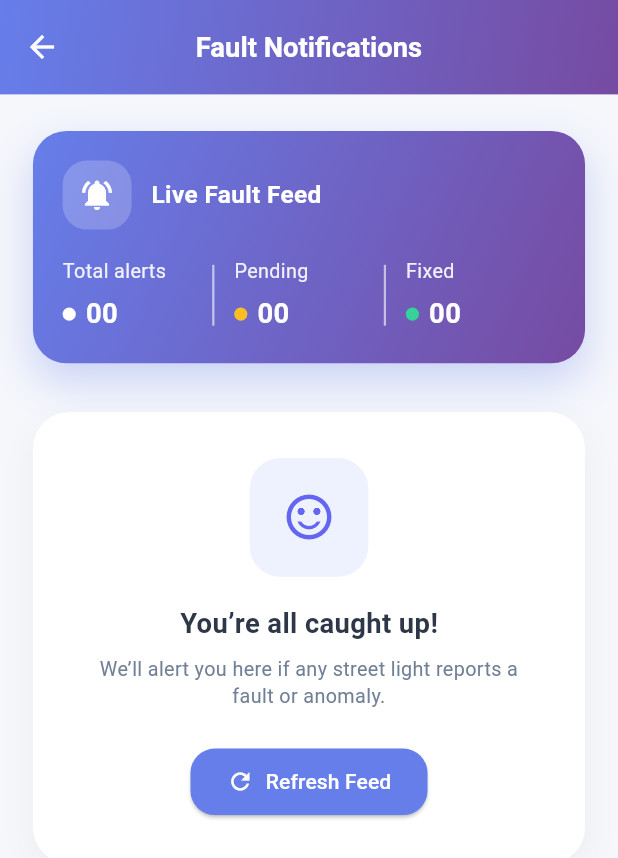
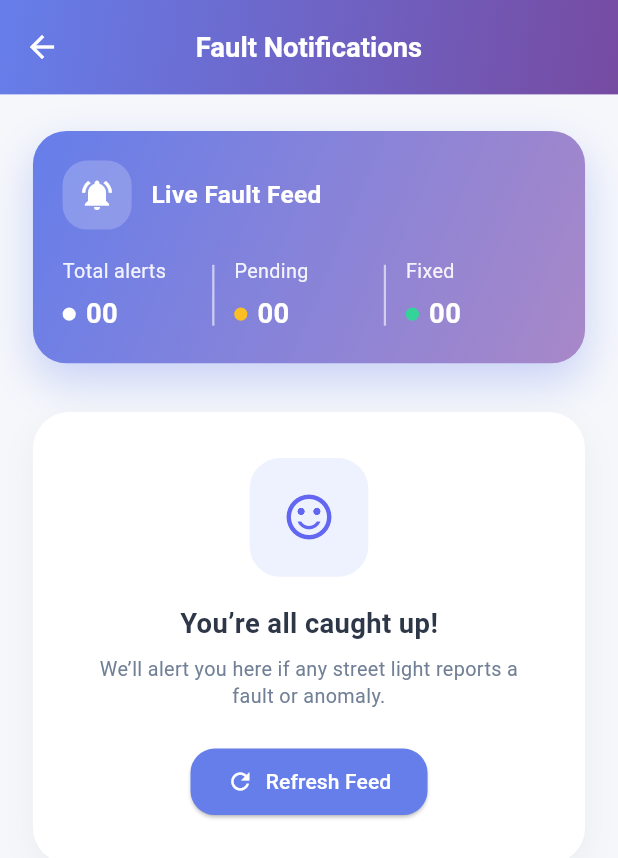
Before and after one commit to MITHINVEL/Main_project, a Flutter app: the screen it shows after launch, after a tap on the "notifications" icon, on a phone screen of 412 x 824 dp. Shown: the top 858 px of the screen. Run offline on Flutter 3.47's test engine with Material 3 defaults, Android fonts, the phone set to English and light mode, and no system bars; drawn by our look-alikes of flutter_animate; our stand-ins replace cloud_firestore, firebase_auth, firebase_core, firebase_storage, flutter_screenutil, geocoding and 10 more; missing offline and left inert: flutter_sms_inbox; accounts and stored records are empty.

Commit message:
Refactor UI and remove clear history from notifications
Removed the 'Clear History' action and dialog from NotificationHistoryScreen. Updated DashboardScreen to remove hardcoded notification count and simplified icon display. Improved layout and code structure in NotificationsScreen and StreetLightDetailScreen, including better handling of location and metadata display.

```diff
--- a/monitoring_system_for_street_lights/lib/screens/home/dashboard_screen.dart
+++ b/monitoring_system_for_street_lights/lib/screens/home/dashboard_screen.dart
@@ -424,7 +424,7 @@ class _DashboardScreenState extends State<DashboardScreen>
         'title': 'Fault\nNotifications',
         'icon': Icons.notification_important,
         'color': const Color(0xFFE53E3E),
-        'count': '12',
+        'count': null,
       },
       {
         'title': 'Street Light\nData',
@@ -493,19 +493,10 @@ class _DashboardScreenState extends State<DashboardScreen>
                       children: [
                         Stack(
                           children: [
-                            Container(
-                              padding: EdgeInsets.all(12.w),
-                              decoration: BoxDecoration(
-                                color: (action['color'] as Color).withOpacity(
-                                  0.1,
-                                ),
-                                borderRadius: BorderRadius.circular(15.r),
-                              ),
-                              child: Icon(
-                                action['icon'] as IconData,
-                                color: action['color'] as Color,
-                                size: 24.sp,
-                              ),
+                            Icon(
+                              action['icon'] as IconData,
+                              color: action['color'] as Color,
+                              size: 35.sp,
                             ),
                             if (action['count'] != null)
                               Positioned(
--- a/monitoring_system_for_street_lights/lib/screens/notifications/notifications_screen.dart
+++ b/monitoring_system_for_street_lights/lib/screens/notifications/notifications_screen.dart
@@ -7,9 +7,9 @@ import '../street_light/street_light_detail_screen.dart';
 import '../history/notification_history_screen.dart';
 
 class NotificationsScreen extends StatelessWidget {
+  const NotificationsScreen({super.key, this.showAppBar = true});
+
   final bool showAppBar;
-
-  const NotificationsScreen({super.key, this.showAppBar = true});
 
   String _formatTimestamp(Timestamp? ts) {
     if (ts == null) return '';
@@ -205,10 +205,8 @@ class NotificationsScreen extends StatelessWidget {
 
                     return GestureDetector(
                       onTap: () {
-                        // Navigate to street light detail page if related lights exist
-                        if (related.isNotEmpty) {
-                          // Fetch street light data and navigate
-                          FirebaseFirestore.instance
+                       if (related.isNotEmpty) {
+                         FirebaseFirestore.instance
                               .collection('street_lights')
                               .doc(related.first)
                               .get()
@@ -746,9 +744,7 @@ class NotificationsScreen extends StatelessWidget {
               },
         )));
           }
-
-
-  }
+}
 
   Future<void> _markNotificationAsFixed(
     String notificationId,
@@ -904,7 +900,7 @@ class NotificationsScreen extends StatelessWidget {
       padding: EdgeInsets.all(18.w),
       decoration: BoxDecoration(
         gradient: const LinearGradient(
-          colors: [Color(0xFF667EEA), Color(0xFF764BA2)],
+          colors: [Color(0xFF667EEA), Color.fromARGB(255, 168, 136, 200)],
           begin: Alignment.topLeft,
           end: Alignment.bottomRight,
         ),
```
Also changed, not shown: monitoring_system_for_street_lights/lib/screens/history/notification_history_screen.dart (+4 -61 lines), monitoring_system_for_street_lights/lib/screens/street_light/street_light_detail_screen.dart (+29 -72 lines).
